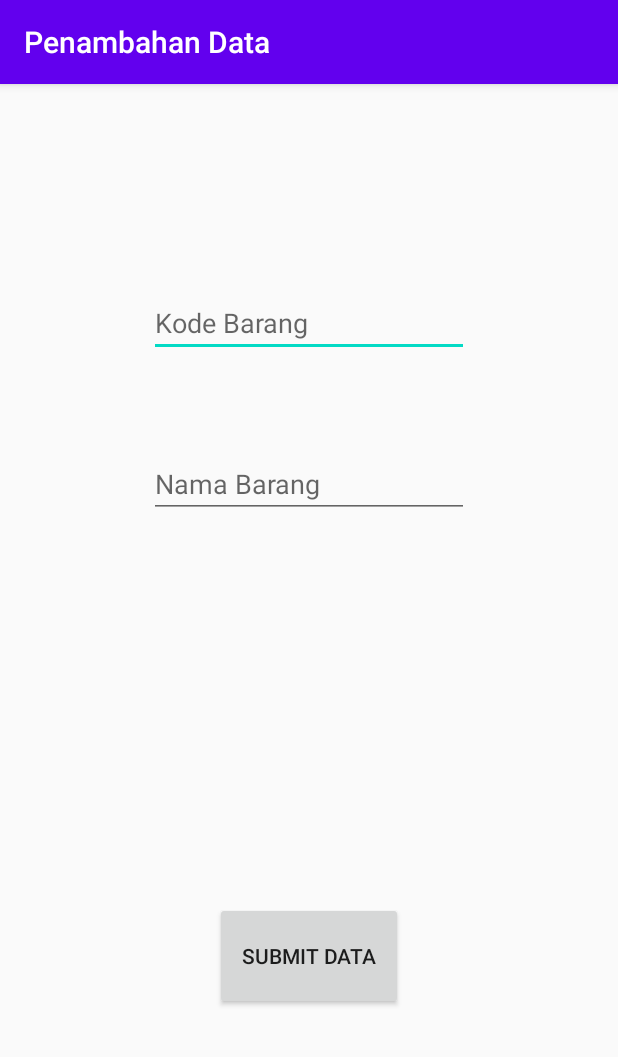
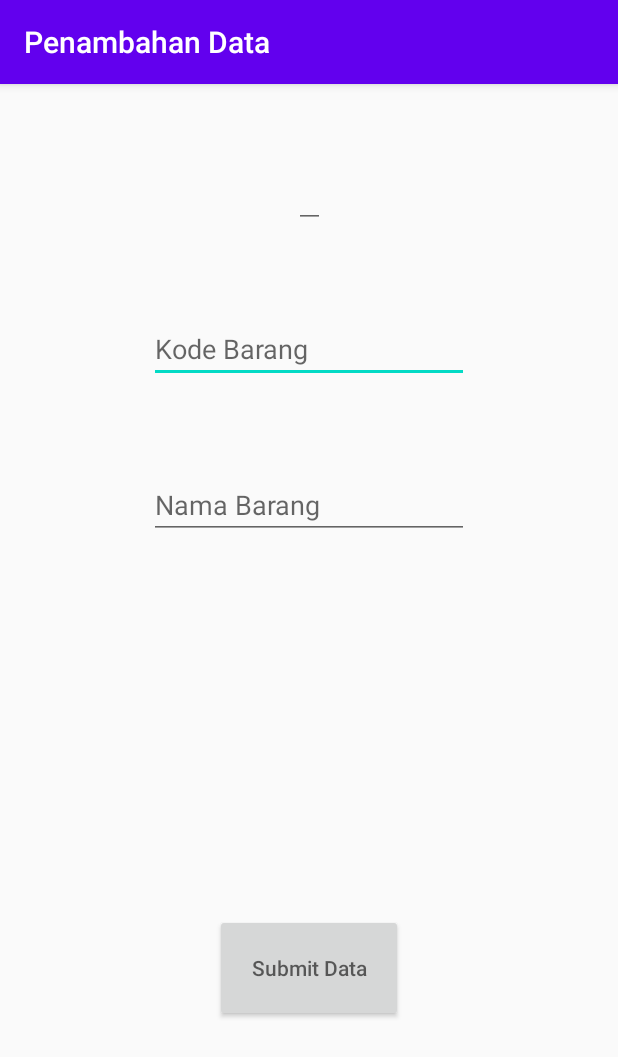
Before and after one commit to argaaprilian/TestBarangBaru, an Android app: the screen it shows after launch (TambahData), after a tap on "TAMBAH DATA", on a phone screen of 412 x 824 dp. Shown: the top 1057 px of the screen. Run offline under Robolectric (Android 15) with nearby library versions, the phone set to English and light mode, and no system bars; our stand-ins replace Firebase (no records; nobody signed in at launch, a user with empty details on screens opened directly).

Commit message:
activity firebase 3

```diff
--- a/app/src/main/java/com/example/testbarang/MainActivity.java
+++ b/app/src/main/java/com/example/testbarang/MainActivity.java
@@ -1,35 +1,36 @@
 package com.example.testbarang;
+
+import androidx.appcompat.app.AppCompatActivity;
 
 import android.os.Bundle;
 import android.view.View;
 import android.widget.Button;
 
-import androidx.appcompat.app.AppCompatActivity;
-
-
 public class MainActivity extends AppCompatActivity {
     private Button bTambah;
-    private Button blihat;
+    private Button bLihat;
 
     @Override
     protected void onCreate(Bundle savedInstanceState) {
         super.onCreate(savedInstanceState);
         setContentView(R.layout.activity_main);
-        bTambah=(Button) findViewById(R.id.btnTambah);
-        blihat=(Button) findViewById(R.id.btnlihat);
 
-        bTambah.setOnClickListener(new View.OnClickListener(){
+        bTambah = (Button) findViewById(R.id.btnTambah);
+        bLihat = (Button) findViewById(R.id.btnLihat);
+
+        bTambah.setOnClickListener(new View.OnClickListener() {
             @Override
-            public void onClick(View v){
-                startActivity(TambahData.getActintent(MainActivity.this));
+            public void onClick(View view) {
+                startActivity(TambahData.getActIntent(MainActivity.this));
+            }
+        });
+        bLihat.setOnClickListener(new View.OnClickListener() {
+            @Override
+            public void onClick(View V) {
+                startActivity(LihatBarang.getActIntent(MainActivity.this));
+
             }
         });
 
-        blihat.setOnClickListener(new View.OnClickListener() {
-            @Override
-            public void onClick(View view) {
-                //besok dilanjut
-            }
-        });
     }
 }
--- a/app/src/main/java/com/example/testbarang/TambahData.java
+++ b/app/src/main/java/com/example/testbarang/TambahData.java
@@ -1,6 +1,12 @@
 package com.example.testbarang;
 
-import android.app.Activity; import android.content.Context; import android.content.Intent; import android.os.Bundle;
+import androidx.appcompat.app.AppCompatActivity;
+
+import android.os.Bundle;
+import android.app.Activity;
+import android.content.Context;
+import android.content.Intent;
+import android.text.TextUtils;
 import android.view.View;
 import android.view.inputmethod.InputMethodManager;
 import android.widget.Button;
@@ -8,64 +14,107 @@ import android.widget.EditText;
 import android.widget.Toast;
 
 import com.google.android.gms.tasks.OnSuccessListener;
+import com.google.android.material.snackbar.Snackbar;
 import com.google.firebase.database.DatabaseReference;
 import com.google.firebase.database.FirebaseDatabase;
 
-import androidx.appcompat.app.AppCompatActivity;
-
-
 
 public class TambahData extends AppCompatActivity {
-    private DatabaseReference  database;
+    private DatabaseReference database;
 
-    //variable fields EditText dan Button
-    private Button  btSubmit;
+    private Button btSubmit;
     private EditText etKode;
     private EditText etNama;
 
     @Override
-    protected void onCreate(Bundle  savedinstanceState)  {
-        super.onCreate(savedinstanceState);
+    protected void onCreate(Bundle savedInstanceState) {
+        super.onCreate(savedInstanceState);
         setContentView(R.layout.activity_tambah_data);
 
-        etKode=(EditText) findViewById(R.id.editNo);
-        etNama=(EditText)  findViewById(R.id.editNama);
-        btSubmit=(Button)  findViewById(R.id.btnOk);
+        etKode = (EditText) findViewById(R.id.editNo);
+        etNama = (EditText) findViewById(R.id.editNama);
+        btSubmit = (Button) findViewById(R.id.btnOk);
 
-        //mengambil referensi ke Firebase Database
-        database=   FirebaseDatabase.getInstance().getReference();
+        database = FirebaseDatabase.getInstance().getReference();
 
-        btSubmit.setOnClickListener(new View.OnClickListener(){
+        final Barang barang = (Barang) getIntent().getSerializableExtra("data");
+
+        if (barang != null) {
+            etKode.setText(barang.getKode());
+            etNama.setText(barang.getNama());
+            btSubmit.setOnClickListener(new View.OnClickListener() {
                 @Override
                 public void onClick(View view) {
-                if (! (etKode.getText().toString().isEmpty())&&!(etNama.getText().toString().isEmpty())  )
-                    submitBrg(new Barang(etKode.getText().toString(),etNama.getText().toString()));
+                    barang.setKode(etKode.getText().toString());
+                    barang.setNama(etNama.getText().toString());
+
+
+                    updateBarang(barang);
+                }
+            });
+        } else {
+            btSubmit.setOnClickListener(new View.OnClickListener() {
+                @Override
+                public void onClick(View view) {
+                    if (!isEmpty(etKode.getText().toString()) && !isEmpty(etNama.getText().toString()))
+                        submitBrg(new Barang(etKode.getText().toString(), etNama.getText().toString()));
                     else
-                    Toast. makeText (getApplicationContext (),"Data tidak boleh kosong",  Toast. LENGTH_LONG). show();
-                InputMethodManager  imm = (InputMethodManager)
+                        Snackbar.make(findViewById(R.id.btnTambah), "Data barang tidak boleh kosong", Snackbar.LENGTH_LONG).show();
+
+                    InputMethodManager imm = (InputMethodManager)
                             getSystemService(Context.INPUT_METHOD_SERVICE);
-                imm.hideSoftInputFromWindow(etKode.getWindowToken(),     0);
+                    imm.hideSoftInputFromWindow(etKode.getWindowToken(), 0);
 
                 }
             });
         }
-    public void submitBrg(Barang   brg) {
-        /* Berikut ini adalah kode yang digunakan untuk mengirimkan data ke
-         * Firebase Realtime Database dan juga kita set onSuccessListener yang
-         * berisi kode yang akan dijalankan ketika data berhasil ditambahkan
-         */
-        database.child("Barang").push().setValue(brg).addOnSuccessListener(this,new OnSuccessListener<Void>() {
+    }
+
+    private boolean isEmpty(String s){
+        // Cek apakah ada fields yang kosong, sebelum disubmit
+        return TextUtils.isEmpty(s);
+    }
+
+    public void submitBrg(Barang brg){
+        /*Berikut ini adalah kode yang digunakan untuk mengirimkan data
+         * ke firebase RealTime Database dan juga kita set onSuccessListener
+         * yang berisi kode yang akan dijalankan ketika data berhasil ditambahkan*/
+        database.child("Barang").push().setValue(brg).addOnSuccessListener(this, new OnSuccessListener<Void>(){
             @Override
-            public void onSuccess(Void avoid) {
+            public void onSuccess(Void aVoid){
                 etKode.setText("");
                 etNama.setText("");
                 Toast.makeText(getApplicationContext(), "Data berhasil ditambahkan", Toast.LENGTH_LONG).show();
-
             }
         });
     }
-    public static Intent getActintent(Activity  activity)  {
-       //kode untuk pengambilan Intent
-        return new Intent(activity,   TambahData.class);
+
+
+    private void updateBarang(Barang barang) {
+        /**
+         * Baris kode yang digunakan untuk mengupdate data barang
+         * yang sudah dimasukkan di Firebase Realtime Database
+         */
+        database.child("Barang") //akses parent index, ibaratnya seperti nama tabel
+                .child(barang.getKode()) //select barang berdasarkan kode
+                .setValue(barang) //set value barang yang baru
+                .addOnSuccessListener(this, new OnSuccessListener<Void>() {
+                    @Override
+                    public void onSuccess(Void aVoid) {
+                        /**
+                         * Baris kode yang akan dipanggil apabila proses update barang sukses
+                         */
+                        Snackbar.make(findViewById(R.id.btnOk), "Data berhasil di update", Snackbar.LENGTH_LONG).setAction("Oke", new View.OnClickListener() {
+                            @Override
+                            public void onClick(View view) {
+                                finish();
+                            }
+                        }).show();
+                    }
+                });
+    }
+
+    public static Intent getActIntent(Activity activity){
+        return new Intent(activity, TambahData.class);
     }
 }
--- a/app/src/main/res/layout/activity_tambah_data.xml
+++ b/app/src/main/res/layout/activity_tambah_data.xml
@@ -1,85 +1,84 @@
 <?xml version="1.0" encoding="utf-8"?>
-<androidx.constraintlayout.widget.ConstraintLayout
-    xmlns:android="http://schemas.android.com/apk/res/android"
+<androidx.constraintlayout.widget.ConstraintLayout xmlns:android="http://schemas.android.com/apk/res/android"
     xmlns:app="http://schemas.android.com/apk/res-auto"
     xmlns:tools="http://schemas.android.com/tools"
     android:layout_width="match_parent"
     android:layout_height="match_parent"
-    tools:context="TambahData">
+    tools:context=".TambahData">
 
     <EditText
         android:id="@+id/editNo"
         android:layout_width="wrap_content"
         android:layout_height="wrap_content"
-        android:layout_marginStart="5dp"
-        android:layout_marginLeft="5dp"
-        android:layout_marginTop="5dp"
-        android:layout_marginEnd="5dp"
-        android:layout_marginRight="5dp"
-        android:layout_marginBottom="5dp"
+        android:layout_marginStart="8dp"
+        android:layout_marginLeft="8dp"
+        android:layout_marginTop="8dp"
+        android:layout_marginEnd="8dp"
+        android:layout_marginRight="8dp"
+        android:layout_marginBottom="8dp"
         android:ems="10"
         android:inputType="textPersonName"
         android:hint="@string/eno"
-        app:layout_constraintBottom_toTopOf= "@+id/editNama"
+        app:layout_constraintBottom_toTopOf="@+id/editNama"
         app:layout_constraintEnd_toEndOf="parent"
         app:layout_constraintStart_toStartOf="parent"
         app:layout_constraintTop_toBottomOf="@+id/textView2"
-        app:layout_constraintVertical_bias="0.255"   />
+        app:layout_constraintVertical_bias="0.255"
+        />
 
     <EditText
         android:id="@+id/editNama"
         android:layout_width="wrap_content"
         android:layout_height="wrap_content"
-        android:layout_marginStart="5dp"
-        android:layout_marginLeft="5dp"
-        android:layout_marginTop="5dp"
-        android:layout_marginEnd="5dp"
-        android:layout_marginRight="5dp"
+        android:layout_marginStart="8dp"
+        android:layout_marginLeft="8dp"
+        android:layout_marginTop="8dp"
+        android:layout_marginEnd="8dp"
+        android:layout_marginRight="8dp"
         android:layout_marginBottom="200dp"
         android:ems="10"
+        android:inputType="textPersonName"
         android:hint="@string/enama"
-        android:inputType="textPersonName"
         app:layout_constraintBottom_toTopOf="@+id/btnOk"
         app:layout_constraintEnd_toEndOf="parent"
         app:layout_constraintStart_toStartOf="parent"
         app:layout_constraintTop_toBottomOf="@+id/editNo"
-        app:layout_constraintVertical_bias="0.089"       />
+        app:layout_constraintVertical_bias="0.089"
+        />
 
     <Button
         android:id="@+id/btnOk"
         android:layout_width="125dp"
         android:layout_height="72dp"
-        android:layout_marginStart="5dp"
-        android:layout_marginLeft="5dp"
-        android:layout_marginTop="5dp"
-        android:layout_marginEnd="5dp"
-        android:layout_marginRight="5dp"
+        android:layout_marginStart="8dp"
+        android:layout_marginLeft="8dp"
+        android:layout_marginTop="8dp"
+        android:layout_marginEnd="8dp"
+        android:layout_marginRight="8dp"
         android:layout_marginBottom="100dp"
-        android:text="@string/bok"
+        android:hint="@string/bOK"
         app:layout_constraintBottom_toBottomOf="parent"
         app:layout_constraintEnd_toEndOf="parent"
         app:layout_constraintStart_toStartOf="parent"
         app:layout_constraintTop_toBottomOf="@+id/editNama"
-        app:layout_constraintVertical_bias="0.557"        />
+        app:layout_constraintVertical_bias="0.557"
+        />
 
-    <TextView
+    <EditText
         android:id="@+id/textView2"
         android:layout_width="wrap_content"
         android:layout_height="wrap_content"
-        android:layout_marginStart="5dp"
-        android:layout_marginLeft="5dp"
-        android:layout_marginTop="5dp"
-        android:layout_marginEnd="5dp"
-        android:layout_marginRight="5dp"
-        android:layout_marginBottom="5dp"
-        android:text="@string/txtKosong"
+        android:layout_marginStart="8dp"
+        android:layout_marginLeft="8dp"
+        android:layout_marginTop="8dp"
+        android:layout_marginEnd="8dp"
+        android:layout_marginRight="8dp"
+        android:layout_marginBottom="8dp"
+        android:hint="@string/txtKosong"
         app:layout_constraintBottom_toTopOf="@+id/editNo"
         app:layout_constraintEnd_toEndOf="parent"
         app:layout_constraintStart_toStartOf="parent"
-        app:layout_constraintTop_toTopOf="parent"        />
-
-
-
-
+        app:layout_constraintTop_toTopOf="parent"
+        />
 
 </androidx.constraintlayout.widget.ConstraintLayout>
--- a/app/src/main/res/values/strings.xml
+++ b/app/src/main/res/values/strings.xml
@@ -1,8 +1,8 @@
 <resources>
-    <string name="app_name">TestBarang</string>
+    <string name="namaApp">Test Firebase</string>
     <string name="btTambah">Tambah Data</string>
-    <string name="btlihat">Lihat Data</string>
-    <string name="bok">Submit Data</string>
+    <string name="btLihat">Lihat Data</string>
+    <string name="bOK">Submit Data</string>
     <string name="eno">Kode Barang</string>
     <string name="enama">Nama Barang</string>
     <string name="txtJudul1">ACTIVITAS</string>
```
Also changed, not shown: app/build.gradle (+6 -17 lines), app/src/main/AndroidManifest.xml (+8 -4 lines), app/src/main/java/com/example/testbarang/AdapterLihatBarang.java (added, +110 -0 lines), app/src/main/java/com/example/testbarang/Barang.java (+16 -15 lines), app/src/main/java/com/example/testbarang/LihatBarang.java (added, +106 -0 lines), app/src/main/res/layout/activity_main.xml (+8 -9 lines), app/src/main/res/layout/item_barang.xml (added, +18 -0 lines). Lines whose indentation alone changed are shown as unchanged.
